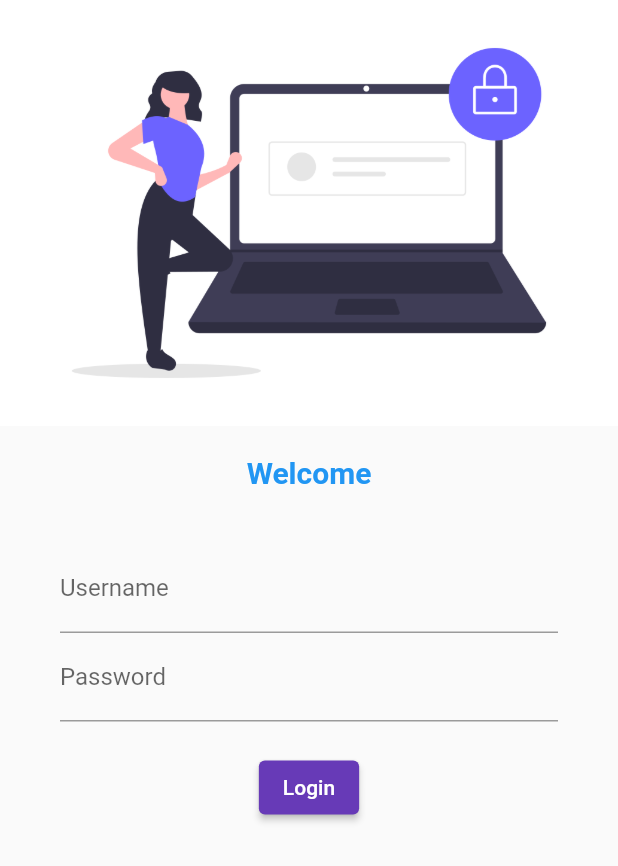
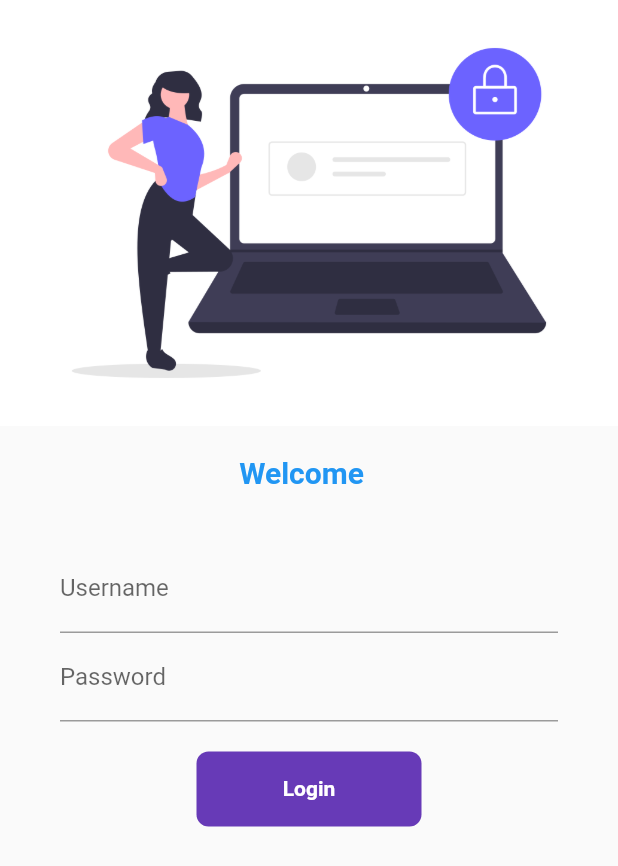
Before and after one commit to mayashankar7/FlutterLearningPhase1, a Flutter app: the screen it shows after launch, on a phone screen of 412 x 824 dp. Shown: the top 866 px of the screen. Run offline on Flutter 3.47's test engine with Material 2 defaults, Android fonts, the phone set to English and light mode, and no system bars; missing offline and left inert: dart:ffi.

Commit message:
day 6 completed

```diff
--- a/lib/pages/login_page.dart
+++ b/lib/pages/login_page.dart
@@ -5,9 +5,16 @@ import 'package:flutter_application_1/utils/routes.dart';
 
 // ignore_for_file: prefer_const_constructors
 
-class LoginPage extends StatelessWidget {
+class LoginPage extends StatefulWidget {
   const LoginPage({Key? key}) : super(key: key);
 
+  @override
+  State<LoginPage> createState() => _LoginPageState();
+}
+
+class _LoginPageState extends State<LoginPage> {
+  String name = "";
+  bool changedButton = false;
   @override
   Widget build(BuildContext context) {
     return Material(
@@ -21,7 +28,7 @@ class LoginPage extends StatelessWidget {
             height: 20,
           ),
           Text(
-            "Welcome",
+            "Welcome $name ",
             style: TextStyle(
                 color: Colors.blue, fontSize: 20, fontWeight: FontWeight.bold),
           ),
@@ -37,6 +44,10 @@ class LoginPage extends StatelessWidget {
                     hintText: "Enter Username Here",
                     labelText: "Username",
                   ),
+                  onChanged: (value) {
+                    name = value;
+                    setState(() {});
+                  },
                 ),
                 TextFormField(
                   obscureText: true,
@@ -48,11 +59,41 @@ class LoginPage extends StatelessWidget {
                 SizedBox(
                   height: 20,
                 ),
-                ElevatedButton(
-                    onPressed: () {
-                      Navigator.pushNamed(context, MyRoutes.homeRoute);
-                    },
-                    child: Text("Login"))
+                InkWell(
+                  onTap: () async {
+                    setState(() {
+                      changedButton = true;
+                    });
+                    await Future.delayed(Duration(seconds: 1));
+                    Navigator.pushNamed(context, MyRoutes.homeRoute);
+                  },
+                  child: AnimatedContainer(
+                    duration: Duration(seconds: 1),
+                    width: changedButton ? 50 : 150,
+                    height: 50,
+                    alignment: Alignment.center,
+                    child: changedButton
+                        ? Icon(
+                            Icons.done,
+                            color: Colors.white,
+                          )
+                        : Text(
+                            "Login",
+                            style: TextStyle(
+                                color: Colors.white,
+                                fontWeight: FontWeight.bold),
+                          ),
+                    decoration: BoxDecoration(
+                        color: Colors.deepPurple,
+                        borderRadius:
+                            BorderRadius.circular(changedButton ? 50 : 8)),
+                  ),
+                )
+                // ElevatedButton(
+                //     onPressed: () {
+                //       Navigator.pushNamed(context, MyRoutes.homeRoute);
+                //     },
+                //     child: Text("Login"))
               ],
             ),
           )
```
